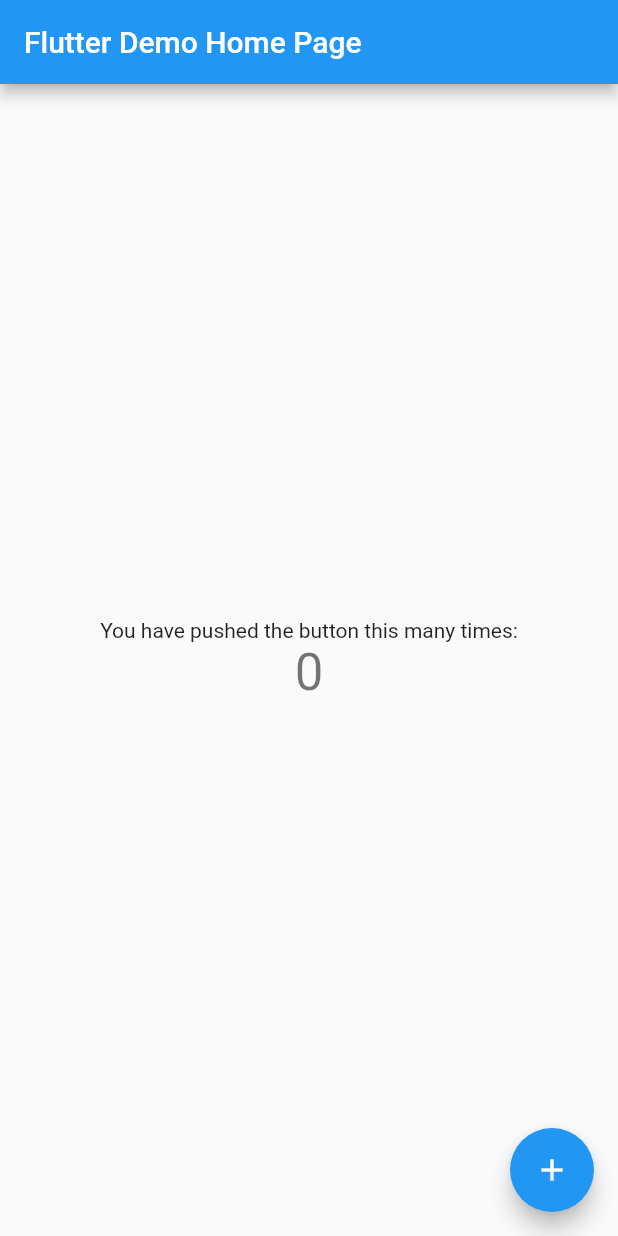
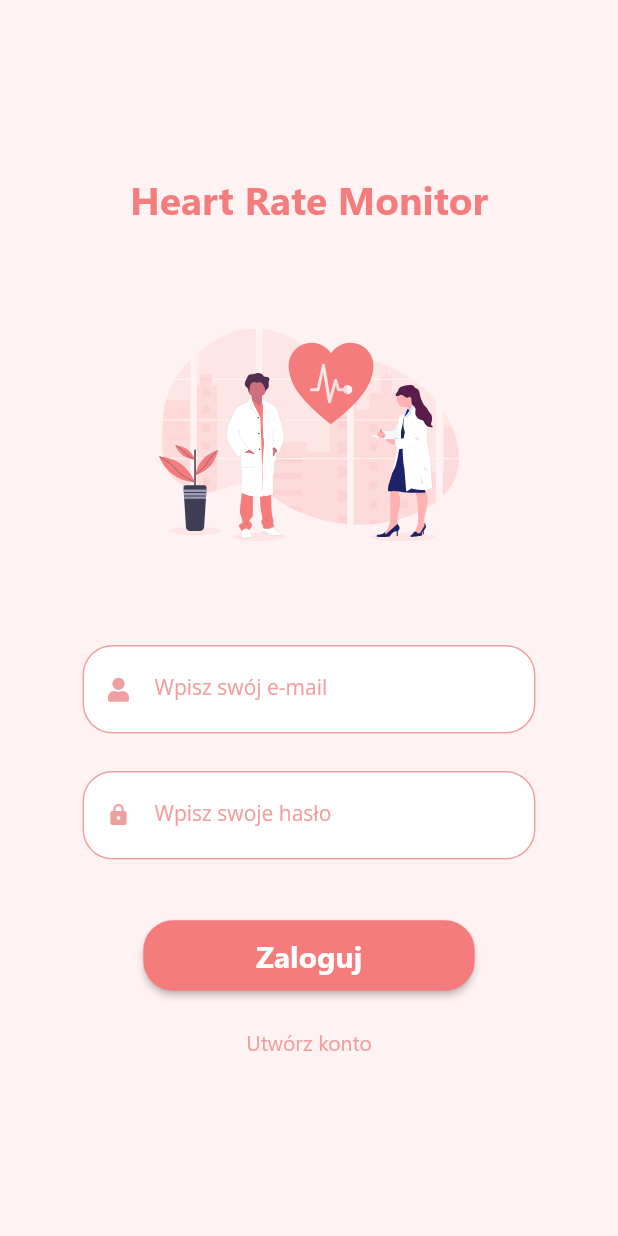
Before and after one commit to Keriw01/heart_rate_monitor, a Flutter app: the screen it shows after launch, on a phone screen of 412 x 824 dp. Run offline on Flutter 3.47's test engine with Material 2 defaults, Android fonts, the phone set to English and light mode, and no system bars; our stand-ins replace flutter_svg.

Commit message:
Login Page View without auth

```diff
--- a/lib/main.dart
+++ b/lib/main.dart
@@ -1,115 +1,24 @@
 import 'package:flutter/material.dart';
+import 'package:flutter/services.dart';
+import '../pages/login.dart';
 
 void main() {
-  runApp(const MyApp());
+  WidgetsFlutterBinding.ensureInitialized();
+  SystemChrome.setPreferredOrientations([DeviceOrientation.portraitUp])
+      .then((value) => runApp(const MyApp()));
 }
 
 class MyApp extends StatelessWidget {
   const MyApp({Key? key}) : super(key: key);
 
-  // This widget is the root of your application.
   @override
   Widget build(BuildContext context) {
     return MaterialApp(
-      title: 'Flutter Demo',
+      title: 'Heart Rate Monitor',
       theme: ThemeData(
-        // This is the theme of your application.
-        //
-        // Try running your application with "flutter run". You'll see the
-        // application has a blue toolbar. Then, without quitting the app, try
-        // changing the primarySwatch below to Colors.green and then invoke
-        // "hot reload" (press "r" in the console where you ran "flutter run",
-        // or simply save your changes to "hot reload" in a Flutter IDE).
-        // Notice that the counter didn't reset back to zero; the application
-        // is not restarted.
         primarySwatch: Colors.blue,
       ),
-      home: const MyHomePage(title: 'Flutter Demo Home Page'),
+      home: const LoginPage(),
     );
   }
 }
-
-class MyHomePage extends StatefulWidget {
-  const MyHomePage({Key? key, required this.title}) : super(key: key);
-
-  // This widget is the home page of your application. It is stateful, meaning
-  // that it has a State object (defined below) that contains fields that affect
-  // how it looks.
-
-  // This class is the configuration for the state. It holds the values (in this
-  // case the title) provided by the parent (in this case the App widget) and
-  // used by the build method of the State. Fields in a Widget subclass are
-  // always marked "final".
-
-  final String title;
-
-  @override
-  State<MyHomePage> createState() => _MyHomePageState();
-}
-
-class _MyHomePageState extends State<MyHomePage> {
-  int _counter = 0;
-
-  void _incrementCounter() {
-    setState(() {
-      // This call to setState tells the Flutter framework that something has
-      // changed in this State, which causes it to rerun the build method below
-      // so that the display can reflect the updated values. If we changed
-      // _counter without calling setState(), then the build method would not be
-      // called again, and so nothing would appear to happen.
-      _counter++;
-    });
-  }
-
-  @override
-  Widget build(BuildContext context) {
-    // This method is rerun every time setState is called, for instance as done
-    // by the _incrementCounter method above.
-    //
-    // The Flutter framework has been optimized to make rerunning build methods
-    // fast, so that you can just rebuild anything that needs updating rather
-    // than having to individually change instances of widgets.
-    return Scaffold(
-      appBar: AppBar(
-        // Here we take the value from the MyHomePage object that was created by
-        // the App.build method, and use it to set our appbar title.
-        title: Text(widget.title),
-      ),
-      body: Center(
-        // Center is a layout widget. It takes a single child and positions it
-        // in the middle of the parent.
-        child: Column(
-          // Column is also a layout widget. It takes a list of children and
-          // arranges them vertically. By default, it sizes itself to fit its
-          // children horizontally, and tries to be as tall as its parent.
-          //
-          // Invoke "debug painting" (press "p" in the console, choose the
-          // "Toggle Debug Paint" action from the Flutter Inspector in Android
-          // Studio, or the "Toggle Debug Paint" command in Visual Studio Code)
-          // to see the wireframe for each widget.
-          //
-          // Column has various properties to control how it sizes itself and
-          // how it positions its children. Here we use mainAxisAlignment to
-          // center the children vertically; the main axis here is the vertical
-          // axis because Columns are vertical (the cross axis would be
-          // horizontal).
-          mainAxisAlignment: MainAxisAlignment.center,
-          children: <Widget>[
-            const Text(
-              'You have pushed the button this many times:',
-            ),
-            Text(
-              '$_counter',
-              style: Theme.of(context).textTheme.headline4,
-            ),
-          ],
-        ),
-      ),
-      floatingActionButton: FloatingActionButton(
-        onPressed: _incrementCounter,
-        tooltip: 'Increment',
-        child: const Icon(Icons.add),
-      ), // This trailing comma makes auto-formatting nicer for build methods.
-    );
-  }
-}
--- /dev/null
+++ b/lib/pages/login.dart
@@ -0,0 +1,164 @@
+import 'package:flutter/material.dart';
+import 'package:flutter_svg/flutter_svg.dart';
+import 'package:heart_rate_monitor/repositories/custom_icons.dart';
+import 'package:heart_rate_monitor/theme/colors.dart';
+import '../pages/sign_up.dart';
+import '../pages/home.dart';
+
+class LoginPage extends StatelessWidget {
+  const LoginPage({Key? key}) : super(key: key);
+
+  @override
+  Widget build(BuildContext context) {
+    return Scaffold(
+      backgroundColor: color1,
+      body: Center(
+        child: SingleChildScrollView(
+          reverse: true,
+          child: Column(
+            mainAxisAlignment: MainAxisAlignment.start,
+            children: <Widget>[
+              buildText(),
+              buildLogo(),
+              buildUsernameField(),
+              buildPasswordField(),
+              buildLoginButton(context),
+              buildSingUpButton(context)
+            ],
+          ),
+        ),
+      ),
+    );
+  }
+}
+
+Widget buildText() => Padding(
+      padding: const EdgeInsets.fromLTRB(20, 10, 20, 40),
+      child: Container(
+        alignment: Alignment.center,
+        child: const Text(
+          'Heart Rate Monitor',
+          style: TextStyle(
+            color: color4,
+            fontSize: 26,
+            fontFamily: 'Segoe UI',
+            fontWeight: FontWeight.w700,
+          ),
+        ),
+      ),
+    );
+
+Widget buildLogo() => SvgPicture.asset(
+      'assets/images/undraw_medicine_b-1-ol.svg',
+      width: 200,
+      height: 200,
+    );
+
+Widget buildUsernameField() => Padding(
+      padding: const EdgeInsets.fromLTRB(55, 40, 55, 5),
+      child: TextFormField(
+        autocorrect: true,
+        textCapitalization: TextCapitalization.words,
+        enableSuggestions: false,
+        validator: (value) {
+          return null;
+        },
+        cursorColor: color2,
+        style: const TextStyle(
+            color: color3, fontFamily: 'OpenSans', fontSize: 14),
+        // ignore: prefer_const_constructors
+        decoration: const InputDecoration(
+          filled: true,
+          fillColor: Colors.white,
+          focusedBorder: OutlineInputBorder(
+              borderRadius: BorderRadius.all(Radius.circular(20)),
+              borderSide: BorderSide(color: color3, width: 1)),
+          enabledBorder: OutlineInputBorder(
+              borderRadius: BorderRadius.all(Radius.circular(20)),
+              borderSide: BorderSide(color: color3, width: 1)),
+          prefixIcon: Icon(
+            CustomIcons.user,
+            color: color3,
+            size: 16,
+          ),
+          labelText: 'Wpisz swój e-mail',
+          labelStyle: TextStyle(color: color3),
+          floatingLabelStyle: TextStyle(color: color3),
+        ),
+        onSaved: (username) {},
+      ),
+    );
+
+Widget buildPasswordField() => Padding(
+      padding: const EdgeInsets.fromLTRB(55, 20, 55, 20),
+      child: TextFormField(
+        validator: (value) {
+          return null;
+        },
+        cursorColor: color2,
+        style: const TextStyle(
+            color: color3, fontFamily: 'OpenSans', fontSize: 14),
+        decoration: const InputDecoration(
+          filled: true,
+          fillColor: Colors.white,
+          focusedBorder: OutlineInputBorder(
+              borderRadius: BorderRadius.all(Radius.circular(20)),
+              borderSide: BorderSide(color: color3, width: 1)),
+          enabledBorder: OutlineInputBorder(
+              borderRadius: BorderRadius.all(Radius.circular(20)),
+              borderSide: BorderSide(color: color3, width: 1)),
+          prefixIcon: Icon(
+            Icons.lock,
+            color: color3,
+            size: 16,
+          ),
+          labelText: 'Wpisz swoje hasło',
+          labelStyle: TextStyle(color: color3),
+          floatingLabelStyle: TextStyle(color: color3),
+        ),
+        obscureText: true,
+        onSaved: (password) {},
+      ),
+    );
+
+Widget buildLoginButton(BuildContext context) => Padding(
+      padding: const EdgeInsets.only(top: 20),
+      child: ElevatedButton(
+        onPressed: () {
+          Navigator.push(
+              context, MaterialPageRoute(builder: (context) => const Home()));
+        },
+        style: ButtonStyle(
+            padding: MaterialStateProperty.all<EdgeInsets>(
+                const EdgeInsets.fromLTRB(75, 10, 75, 10)),
+            backgroundColor: MaterialStateProperty.all(color4),
+            shape: MaterialStateProperty.all(const RoundedRectangleBorder(
+                borderRadius: BorderRadius.all(Radius.circular(20.0))))),
+        child: const Text(
+          'Zaloguj',
+          style: TextStyle(
+              fontSize: 20,
+              fontFamily: 'Segoe UI',
+              fontWeight: FontWeight.w700),
+        ),
+      ),
+    );
+
+Widget buildSingUpButton(BuildContext context) => Padding(
+      padding: const EdgeInsets.only(top: 10),
+      child: TextButton(
+          onPressed: () {
+            Navigator.push(context,
+                MaterialPageRoute(builder: (context) => const SignUp()));
+          },
+          style: ButtonStyle(
+            overlayColor: MaterialStateProperty.all(Colors.transparent),
+            splashFactory: NoSplash.splashFactory,
+            backgroundColor: MaterialStateProperty.all(color1),
+          ),
+          child: const Text(
+            'Utwórz konto',
+            style:
+                TextStyle(color: color3, fontFamily: 'Segoe UI', fontSize: 14),
+          )),
+    );
--- /dev/null
+++ b/lib/theme/colors.dart
@@ -0,0 +1,6 @@
+import 'package:flutter/material.dart';
+
+const Color color1 = Color(0xFFFFF2F2);
+const Color color2 = Color(0xFFFAD4D4);
+const Color color3 = Color(0xFFEF9F9F);
+const Color color4 = Color(0xFFF47C7C);
```
Also changed, not shown: lib/pages/home.dart (added, +10 -0 lines), lib/pages/sign_up.dart (added, +10 -0 lines), lib/repositories/custom_icons.dart (added, +30 -0 lines), lib/services/size_config.dart (added, +31 -0 lines), pubspec.yaml (+25 -64 lines), assets/fonts/CustomIcons.ttf (added), assets/fonts/Montserrat-Medium.ttf (added), assets/fonts/Montserrat-Regular.ttf (added), assets/fonts/OpenSans-Regular.ttf (added), assets/fonts/OpenSans-SemiBold.ttf (added), assets/fonts/Segoe UI Bold.ttf (added), assets/fonts/Segoe UI.ttf (added), assets/icons/user-shape.png (added), assets/images/undraw_handcrafts_say_hello.svg (added), 2 more files, 1 other file.
